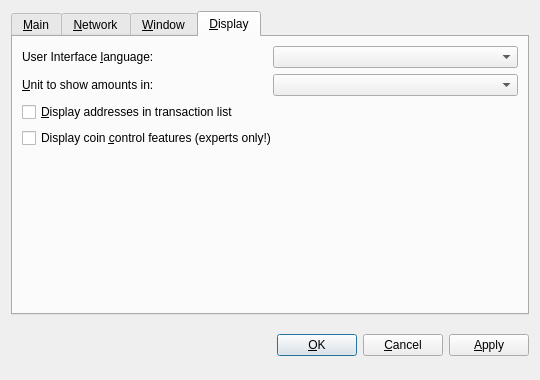
Above: src/qt/forms/optionsdialog.ui from thirstygerry/SuperCoin before the change. Below: the same form after it.
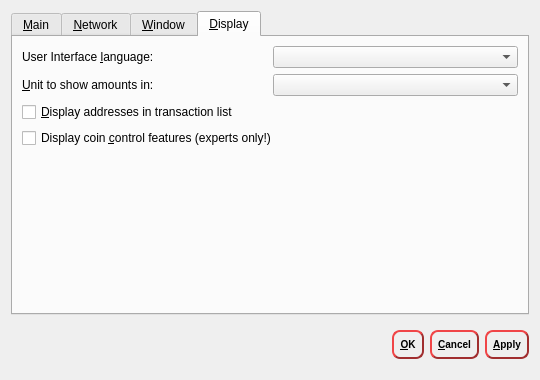
That is the form after the change. The open tabs and pages were chosen to show the change. Custom widgets are drawn as their Qt base class.

The edit to the form file:
```diff
--- a/src/qt/forms/optionsdialog.ui
+++ b/src/qt/forms/optionsdialog.ui
@@ -465,6 +465,23 @@
      </item>
      <item>
       <widget class="QPushButton" name="okButton">
+       <property name="styleSheet">
+        <string notr="true">QPushButton {
+     
+	color : rgb(0,0,0);
+     border-style: outset;
+     border-width: 2px;
+     border-radius: 8px;
+     border-color: rgb(160, 46, 47);
+     font: bold 10px;
+     min-width: 6em;
+     padding: 6px;
+ }
+QPushButton:pressed {
+     background-color: rgb(160, 46, 47);
+     border-style: inset;
+ }</string>
+       </property>
        <property name="text">
         <string>&amp;OK</string>
        </property>
@@ -472,6 +489,23 @@
      </item>
      <item>
       <widget class="QPushButton" name="cancelButton">
+       <property name="styleSheet">
+        <string notr="true">QPushButton {
+     
+	color : rgb(0,0,0);
+     border-style: outset;
+     border-width: 2px;
+     border-radius: 8px;
+     border-color: rgb(160, 46, 47);
+     font: bold 10px;
+     min-width: 6em;
+     padding: 6px;
+ }
+QPushButton:pressed {
+     background-color: rgb(160, 46, 47);
+     border-style: inset;
+ }</string>
+       </property>
        <property name="text">
         <string>&amp;Cancel</string>
        </property>
@@ -482,6 +516,23 @@
      </item>
      <item>
       <widget class="QPushButton" name="applyButton">
+       <property name="styleSheet">
+        <string notr="true">QPushButton {
+     
+	color : rgb(0,0,0);
+     border-style: outset;
+     border-width: 2px;
+     border-radius: 8px;
+     border-color: rgb(160, 46, 47);
+     font: bold 10px;
+     min-width: 6em;
+     padding: 6px;
+ }
+QPushButton:pressed {
+     background-color: rgb(160, 46, 47);
+     border-style: inset;
+ }</string>
+       </property>
        <property name="text">
         <string>&amp;Apply</string>
        </property>
@@ -495,9 +546,14 @@
   </layout>
  </widget>
  <customwidgets>
+  <customwidget>
+   <class>QValidatedLineEdit</class>
+   <extends>QLineEdit</extends>
+   <header>qvalidatedlineedit.h</header>
+  </customwidget>
   <customwidget>
    <class>BitcoinAmountField</class>
-   <extends>QSpinBox</extends>
+   <extends>QLineEdit</extends>
    <header>bitcoinamountfield.h</header>
   </customwidget>
   <customwidget>
@@ -505,11 +561,6 @@
    <extends>QComboBox</extends>
    <header>qvaluecombobox.h</header>
   </customwidget>
-  <customwidget>
-   <class>QValidatedLineEdit</class>
-   <extends>QLineEdit</extends>
-   <header>qvalidatedlineedit.h</header>
-  </customwidget>
  </customwidgets>
  <resources/>
  <connections/>
```
Left out of the diff: 3 changed lines with no effect on the pictures.
